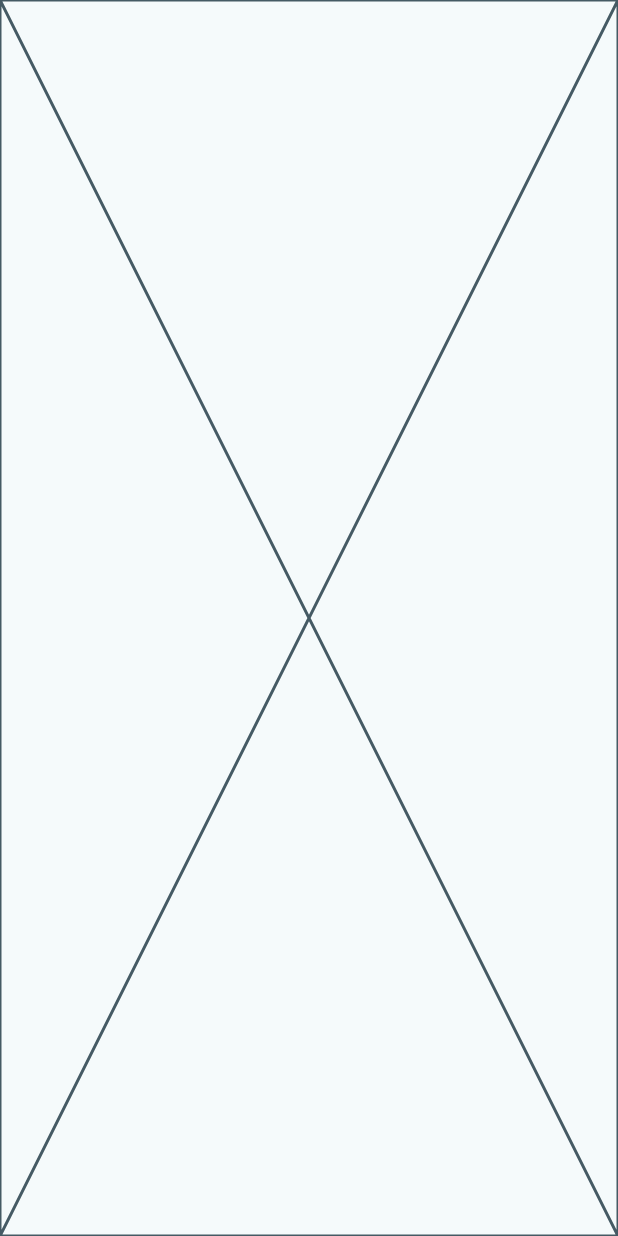
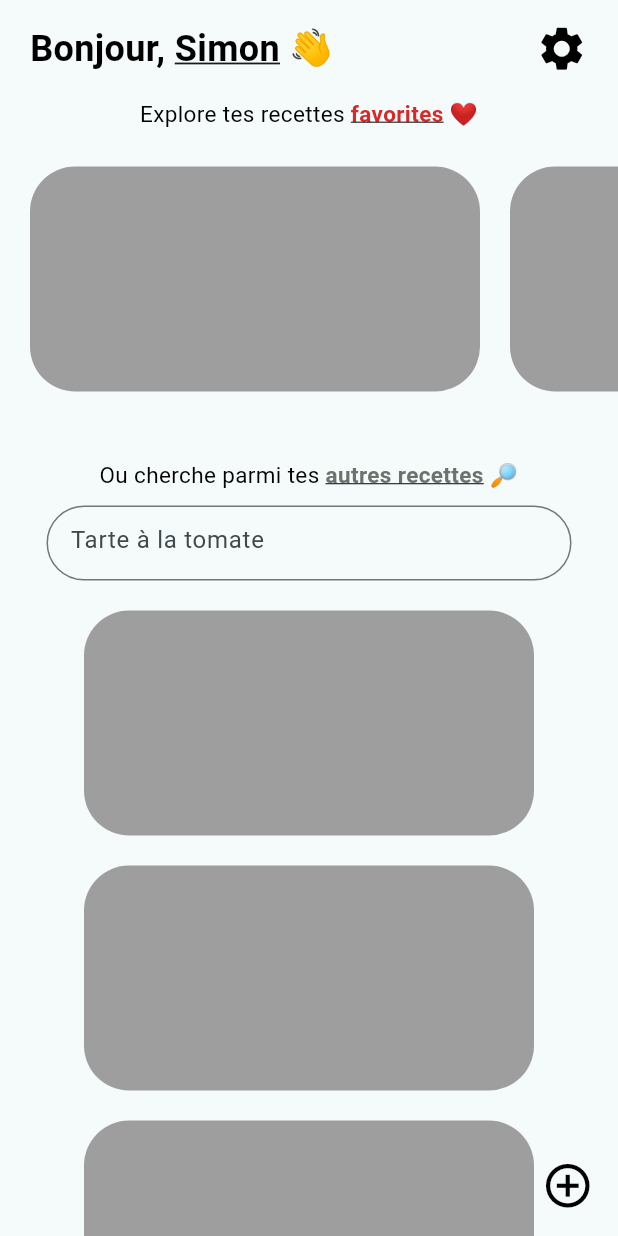
Before and after one commit to EstebanzG/recipes, a Flutter app: the screen it shows after launch, on a phone screen of 412 x 824 dp. Run offline on Flutter 3.47's test engine with Material 3 defaults, Android fonts, the phone set to English and light mode, and no system bars; our stand-ins replace drift, sqlite3_flutter_libs; missing offline and left inert: sqlite3; accounts and stored records are empty; generated files the repository leaves out were written again.

Commit message:
[ADD] creation of the homepage

```diff
--- a/lib/ui/pages/home.page.dart
+++ b/lib/ui/pages/home.page.dart
@@ -2,14 +2,15 @@ import 'package:flutter/material.dart';
 import 'package:recipes/data/database/database.dart';
 import 'package:recipes/src/services/recipe_service.dart';
 
+import '../widget/favorite_recipes.widget.dart';
+import '../widget/header.widget.dart';
+import '../widget/others_recipes.widget.dart';
 
 class HomePage extends StatefulWidget {
-  const HomePage({super.key});
+  const HomePage({Key? key}) : super(key: key);
 
   @override
-  _HomePageState createState() {
-    return _HomePageState();
-  }
+  _HomePageState createState() => _HomePageState();
 }
 
 class _HomePageState extends State<HomePage> {
@@ -35,9 +36,18 @@ class _HomePageState extends State<HomePage> {
   @override
   Widget build(BuildContext context) {
     return const Scaffold(
+      floatingActionButton: Icon(
+        Icons.add_circle_outline,
+        color: Colors.black,
+        size: 35.0,
+        semanticLabel: 'add new recipe',
+      ),
       body: SafeArea(
-          bottom: false,
-          child: Placeholder()
+        bottom: false,
+        child: SingleChildScrollView(
+          child:
+              Column(children: [Header(), FavoriteRecipes(), OtherRecipes()]),
+        ),
       ),
     );
   }
--- /dev/null
+++ b/lib/ui/widget/favorite_recipes.widget.dart
@@ -0,0 +1,78 @@
+import 'package:flutter/material.dart';
+
+import 'meal_card.widget.dart';
+
+class FavoriteRecipes extends StatelessWidget {
+  const FavoriteRecipes({
+    super.key,
+  });
+
+  @override
+  Widget build(BuildContext context) {
+    return Column(
+      children: [
+        const Center(
+          child: Text.rich(
+            TextSpan(
+              children: [
+                TextSpan(
+                  text: 'Explore tes recettes ',
+                  style: TextStyle(
+                    color: Colors.black,
+                    fontSize: 15,
+                    fontWeight: FontWeight.w400,
+                  ),
+                ),
+                TextSpan(
+                  text: 'favorites',
+                  style: TextStyle(
+                    color: Color(0xFFD52A2A),
+                    fontSize: 15,
+                    fontWeight: FontWeight.w700,
+                    decoration: TextDecoration.underline,
+                  ),
+                ),
+                TextSpan(
+                  text: ' ❤️️',
+                  style: TextStyle(
+                    color: Color(0xFFD52929),
+                    fontSize: 15,
+                    fontWeight: FontWeight.w400,
+                  ),
+                ),
+              ],
+            ),
+          ),
+        ),
+        Padding(
+          padding: const EdgeInsets.only(left: 20),
+          child: SizedBox(
+            height: 200,
+            child: ListView(
+              // This next line does the trick.
+              scrollDirection: Axis.horizontal,
+              children: const <Widget>[
+                MealCard(),
+                SizedBox(
+                  width: 20,
+                ),
+                MealCard(),
+                SizedBox(
+                  width: 20,
+                ),
+                MealCard(),
+                SizedBox(
+                  width: 20,
+                ),
+                MealCard(),
+                SizedBox(
+                  width: 20,
+                ),
+              ],
+            ),
+          ),
+        )
+      ],
+    );
+  }
+}
--- /dev/null
+++ b/lib/ui/widget/header.widget.dart
@@ -0,0 +1,56 @@
+import 'package:flutter/material.dart';
+
+class Header extends StatelessWidget {
+  const Header({
+    super.key,
+  });
+
+  @override
+  Widget build(BuildContext context) {
+    return const Padding(
+      padding: EdgeInsets.symmetric(horizontal: 20, vertical: 15),
+      child: Flex(
+        direction: Axis.horizontal,
+        mainAxisAlignment: MainAxisAlignment.spaceBetween,
+        children: [
+          Text.rich(TextSpan(children: [
+            TextSpan(
+              text: 'Bonjour, ',
+              style: TextStyle(
+                color: Colors.black,
+                fontSize: 24,
+                fontWeight: FontWeight.w700,
+                height: 0,
+              ),
+            ),
+            TextSpan(
+              text: 'Simon',
+              style: TextStyle(
+                color: Colors.black,
+                fontSize: 24,
+                fontWeight: FontWeight.w700,
+                decoration: TextDecoration.underline,
+                height: 0,
+              ),
+            ),
+            TextSpan(
+              text: ' 👋',
+              style: TextStyle(
+                color: Colors.black,
+                fontSize: 24,
+                fontWeight: FontWeight.w700,
+                height: 0,
+              ),
+            ),
+          ])),
+          Icon(
+            Icons.settings,
+            color: Colors.black,
+            size: 35.0,
+            semanticLabel: 'Settings button',
+          ),
+        ],
+      ),
+    );
+  }
+}
--- /dev/null
+++ b/lib/ui/widget/meal_card.widget.dart
@@ -0,0 +1,25 @@
+import 'package:flutter/material.dart';
+
+class MealCard extends StatelessWidget {
+  const MealCard({
+    super.key,
+  });
+
+  @override
+  Widget build(BuildContext context) {
+    return Row(
+      mainAxisAlignment: MainAxisAlignment.center,
+      children: [
+        Container(
+          decoration: const BoxDecoration(
+              color: Colors.grey,
+              borderRadius: BorderRadius.all(Radius.circular(30))
+          ),
+          height: 150,
+          width: 300,
+        )
+      ],
+
+    );
+  }
+}
--- /dev/null
+++ b/lib/ui/widget/others_recipes.widget.dart
@@ -0,0 +1,94 @@
+import 'package:flutter/material.dart';
+
+import 'meal_card.widget.dart';
+
+class OtherRecipes extends StatelessWidget {
+  const OtherRecipes({
+    super.key,
+  });
+
+  @override
+  Widget build(BuildContext context) {
+    return const Column(
+      children: [
+        Padding(
+          padding: EdgeInsets.only(top: 20, bottom: 10),
+          child: Column(
+            children: [
+              Text.rich(
+                TextSpan(
+                  children: [
+                    TextSpan(
+                      text: 'Ou cherche parmi tes ',
+                      style: TextStyle(
+                        color: Colors.black,
+                        fontSize: 15,
+                        fontWeight: FontWeight.w400,
+                      ),
+                    ),
+                    TextSpan(
+                      text: 'autres recettes',
+                      style: TextStyle(
+                        color: Color(0xFF6A736C),
+                        fontSize: 15,
+                        fontWeight: FontWeight.w700,
+                        decoration: TextDecoration.underline,
+                      ),
+                    ),
+                    TextSpan(
+                      text: ' 🔎️️',
+                      style: TextStyle(
+                        color: Color(0xFFD52929),
+                        fontSize: 15,
+                        fontWeight: FontWeight.w400,
+                      ),
+                    ),
+                  ],
+                ),
+              ),
+            ],
+          ),
+        ),
+        SizedBox(
+          width: 350,
+          height: 50,
+          child: TextField(
+            decoration: InputDecoration(
+              border: OutlineInputBorder(
+                borderRadius: BorderRadius.all(Radius.circular(50)),
+              ),
+              focusedBorder: OutlineInputBorder(
+                borderRadius: BorderRadius.all(Radius.circular(50)),
+              ),
+              hintText: 'Tarte à la tomate',
+            ),
+            cursorColor: Colors.black,
+          ),
+        ),
+        Padding(
+          padding: EdgeInsets.only(top: 20),
+          child: Column(
+            children: [
+              MealCard(),
+              SizedBox(
+                height: 20,
+              ),
+              MealCard(),
+              SizedBox(
+                height: 20,
+              ),
+              MealCard(),
+              SizedBox(
+                height: 20,
+              ),
+              MealCard(),
+              SizedBox(
+                height: 20,
+              )
+            ],
+          ),
+        ),
+      ],
+    );
+  }
+}
```
Also changed, not shown: 1 other file.
